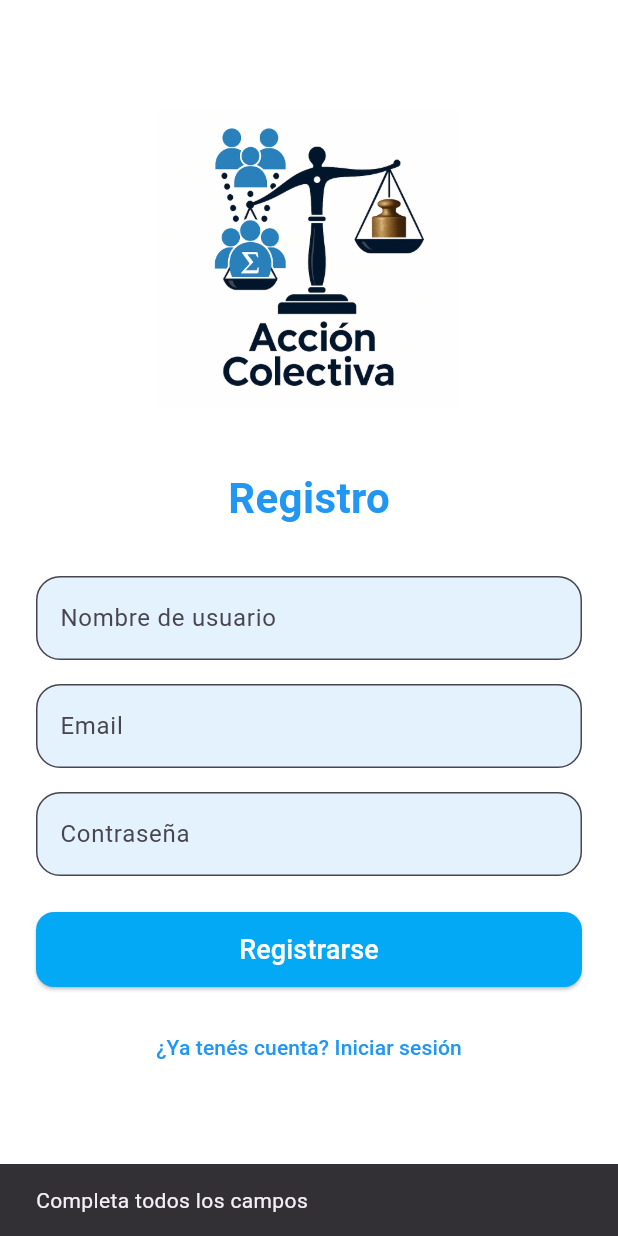
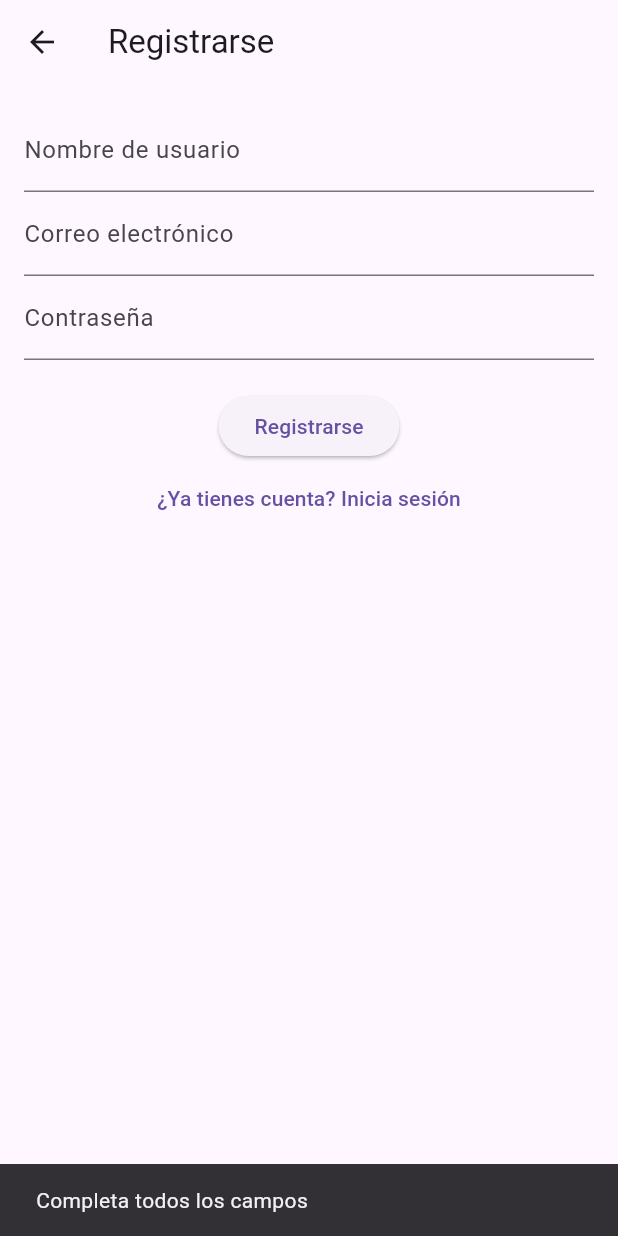
Before and after one commit to calvet11/AccionColectiva, a Flutter app: the RegisterScreen screen opened directly, after a tap on "Registrarse", on a phone screen of 412 x 824 dp. Run offline on Flutter 3.47's test engine with Material 3 defaults, Android fonts, the light colour scheme and no system bars; our stand-ins replace cloud_firestore, firebase_auth, firebase_core; accounts and stored records are empty.

Commit message:
Auth listo, registro

```diff
--- a/lib/screens/register_screen.dart
+++ b/lib/screens/register_screen.dart
@@ -2,6 +2,7 @@ import 'package:flutter/material.dart';
 import 'package:cloud_firestore/cloud_firestore.dart';
 import 'home_screen.dart';
 import 'login_screen.dart';
+import 'package:firebase_auth/firebase_auth.dart';
 
 class RegisterScreen extends StatelessWidget {
   final TextEditingController usernameCtrl = TextEditingController();
@@ -11,12 +12,10 @@ class RegisterScreen extends StatelessWidget {
   RegisterScreen({super.key});
 
   void registerUser(BuildContext context) async {
-    // Obtener los valores de los campos
     final String usernameIngresado = usernameCtrl.text.trim();
     final String emailIngresado = emailCtrl.text.trim();
     final String passwordIngresado = passwordCtrl.text;
 
-    // Validar que los campos no estén vacíos
     if (usernameIngresado.isEmpty ||
         emailIngresado.isEmpty ||
         passwordIngresado.isEmpty) {
@@ -27,144 +26,90 @@ class RegisterScreen extends StatelessWidget {
     }
 
     try {
-      // Referencia a la colección "users" en Firebase
-      CollectionReference usuariosRef = FirebaseFirestore.instance.collection(
-        'users',
+      // Registrar con Firebase Auth
+      UserCredential userCredential = await FirebaseAuth.instance
+          .createUserWithEmailAndPassword(
+        email: emailIngresado,
+        password: passwordIngresado,
       );
 
-      // Crear un nuevo documento en la colección con los datos del usuario
-      await usuariosRef.add({
+      // Guardar datos adicionales en Firestore
+      await FirebaseFirestore.instance
+          .collection('users')
+          .doc(userCredential.user!.uid)
+          .set({
         'username': usernameIngresado,
         'email': emailIngresado,
-        'password':
-            passwordIngresado, // Nota: Deberías encriptarla si es una app real
       });
 
-      // Limpiar los campos luego del registro exitoso
+      // Limpiar campos
       usernameCtrl.clear();
       emailCtrl.clear();
       passwordCtrl.clear();
 
-      // Redirigir al usuario a la pantalla de Login
+      // Redirigir a Login o Home
       Navigator.pushReplacement(
         context,
-        MaterialPageRoute(builder: (context) => LoginScreen()),
+        MaterialPageRoute(builder: (context) => const LoginScreen()),
       );
-    } catch (error) {
-      print('Error al registrar usuario: $error');
-      ScaffoldMessenger.of(
-        context,
-      ).showSnackBar(const SnackBar(content: Text('Error al registrar')));
+    } on FirebaseAuthException catch (e) {
+      print('Código de error Firebase: ${e.code}');
+      String mensaje = 'Error al registrar';
+      if (e.code == 'email-already-in-use') {
+        mensaje = 'Ese correo ya está en uso';
+      } else if (e.code == 'invalid-email') {
+        mensaje = 'Correo inválido';
+      } else if (e.code == 'weak-password') {
+        mensaje = 'Contraseña demasiado débil';
+      }
+
+      ScaffoldMessenger.of(context).showSnackBar(
+        SnackBar(content: Text(mensaje)),
+      );
+    } catch (e) {
+      print('Error inesperado: $e');
+      ScaffoldMessenger.of(context).showSnackBar(
+        const SnackBar(content: Text('Ocurrió un error inesperado')),
+      );
     }
   }
 
   @override
   Widget build(BuildContext context) {
     return Scaffold(
-      backgroundColor: Colors.white,
-      body: SafeArea(
-        child: SingleChildScrollView(
-          padding: const EdgeInsets.symmetric(horizontal: 24, vertical: 32),
+      appBar: AppBar(title: const Text("Registrarse")),
+      body: Padding(
+        padding: const EdgeInsets.all(16),
         child: Column(
-            crossAxisAlignment: CrossAxisAlignment.center,
           children: [
-              const SizedBox(height: 40),
-              // Logo
-              SizedBox(
-                height: 200,
-                child: Image.asset('assets/logo_1.png'), // Ajusta tu logo
-              ),
-              const SizedBox(height: 40),
-
-              const Text(
-                'Registro',
-                style: TextStyle(
-                  fontSize: 28,
-                  fontWeight: FontWeight.bold,
-                  color: Colors.blue,
-                ),
-              ),
-              const SizedBox(height: 32),
-
-              // Username
             TextField(
               controller: usernameCtrl,
-                decoration: InputDecoration(
-                  labelText: 'Nombre de usuario',
-                  filled: true,
-                  fillColor: Colors.blue[50],
-                  border: OutlineInputBorder(
-                    borderRadius: BorderRadius.circular(16),
+              decoration: const InputDecoration(labelText: 'Nombre de usuario'),
             ),
-                ),
-              ),
-              const SizedBox(height: 16),
-
-              // Email
             TextField(
               controller: emailCtrl,
-                decoration: InputDecoration(
-                  labelText: 'Email',
-                  filled: true,
-                  fillColor: Colors.blue[50],
-                  border: OutlineInputBorder(
-                    borderRadius: BorderRadius.circular(16),
+              decoration: const InputDecoration(labelText: 'Correo electrónico'),
             ),
-                ),
-              ),
-              const SizedBox(height: 16),
-
-              // Password
             TextField(
               controller: passwordCtrl,
               obscureText: true,
-                decoration: InputDecoration(
-                  labelText: 'Contraseña',
-                  filled: true,
-                  fillColor: Colors.blue[50],
-                  border: OutlineInputBorder(
-                    borderRadius: BorderRadius.circular(16),
+              decoration: const InputDecoration(labelText: 'Contraseña'),
             ),
+            const SizedBox(height: 20),
+            ElevatedButton(
+              onPressed: () => registerUser(context),
+              child: const Text('Registrarse'),
             ),
-              ),
-              const SizedBox(height: 24),
-
-              // Botón de registro
-              SizedBox(
-                width: double.infinity,
-                height: 50,
-                child: ElevatedButton(
-                  onPressed: () => registerUser(context),
-                  style: ElevatedButton.styleFrom(
-                    backgroundColor: Colors.lightBlue, // Celeste
-                    foregroundColor: Colors.white,
-                    shape: RoundedRectangleBorder(
-                      borderRadius: BorderRadius.circular(12),
-                    ),
-                  ),
-                  child: const Text(
-                    'Registrarse',
-                    style: TextStyle(fontSize: 18),
-                  ),
-                ),
-              ),
-              const SizedBox(height: 16),
-
-              // Link a login
             TextButton(
               onPressed: () {
-                  Navigator.push(
+                Navigator.pushReplacement(
                   context,
-                    MaterialPageRoute(builder: (_) => LoginScreen()),
+                  MaterialPageRoute(builder: (context) => const LoginScreen()),
                 );
               },
-                child: const Text(
-                  '¿Ya tenés cuenta? Iniciar sesión',
-                  style: TextStyle(color: Colors.blue),
-                ),
+              child: const Text('¿Ya tienes cuenta? Inicia sesión'),
             ),
           ],
-          ),
         ),
       ),
     );
```
Also changed, not shown: lib/screens/login_screen.dart (+28 -46 lines), lib/firebase_options.dart. Lines whose indentation alone changed are shown as unchanged.
